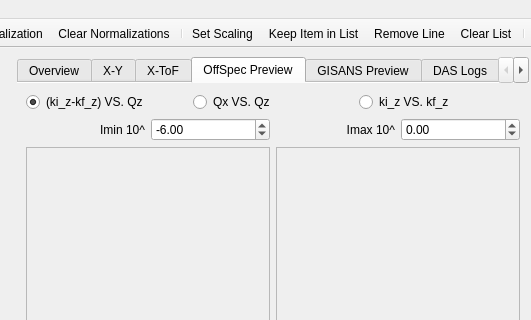
First picture: the form in designer/main_window.ui, repository aglavic/quicknxs, before the edit; both pictures show x 272 to 803 and y 0 to 320 of the 1246 by 861 pixel window.
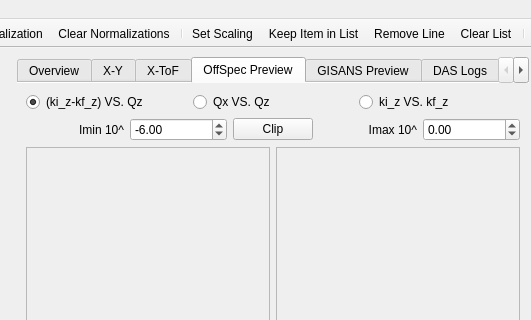
Second picture: the form after the edit. The open tabs and pages were chosen to show the change. Icons and pictures are not drawn. Custom widgets are drawn as their Qt base class.

The edit to the form file:
```diff
--- a/designer/main_window.ui
+++ b/designer/main_window.ui
@@ -1072,6 +1072,19 @@
              </property>
             </widget>
            </item>
+           <item>
+            <widget class="QPushButton" name="clipOffspec">
+             <property name="sizePolicy">
+              <sizepolicy hsizetype="Fixed" vsizetype="Fixed">
+               <horstretch>0</horstretch>
+               <verstretch>0</verstretch>
+              </sizepolicy>
+             </property>
+             <property name="text">
+              <string>Clip</string>
+             </property>
+            </widget>
+           </item>
            <item>
             <widget class="QLabel" name="label_22">
              <property name="text">
```
Left out of the diff: 87 changed lines with no effect on the pictures.
